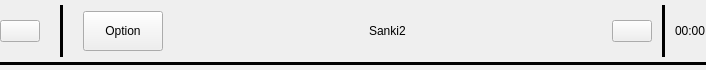
Before: the Qt Designer form status_bar.ui in Szybet/sanki, drawn with Qt 5.
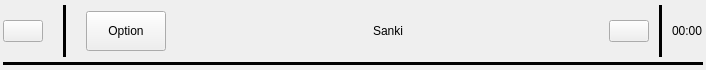
After: the same form once the commit is applied. Icons and pictures are not drawn.

Patch:
```diff
--- a/status_bar.ui
+++ b/status_bar.ui
@@ -36,13 +36,13 @@
     <number>0</number>
    </property>
    <property name="leftMargin">
-    <number>0</number>
+    <number>3</number>
    </property>
    <property name="topMargin">
     <number>5</number>
    </property>
    <property name="rightMargin">
-    <number>0</number>
+    <number>3</number>
    </property>
    <property name="bottomMargin">
     <number>5</number>
@@ -202,7 +202,7 @@
         </font>
        </property>
        <property name="text">
-        <string>Sanki2</string>
+        <string>Sanki</string>
        </property>
       </widget>
      </item>
```
